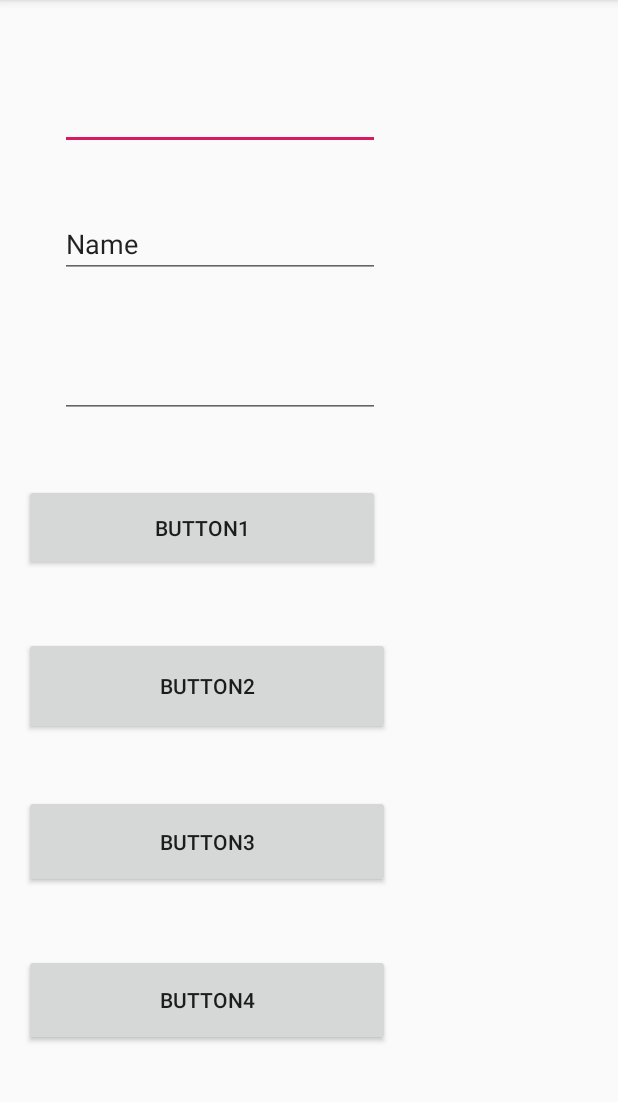
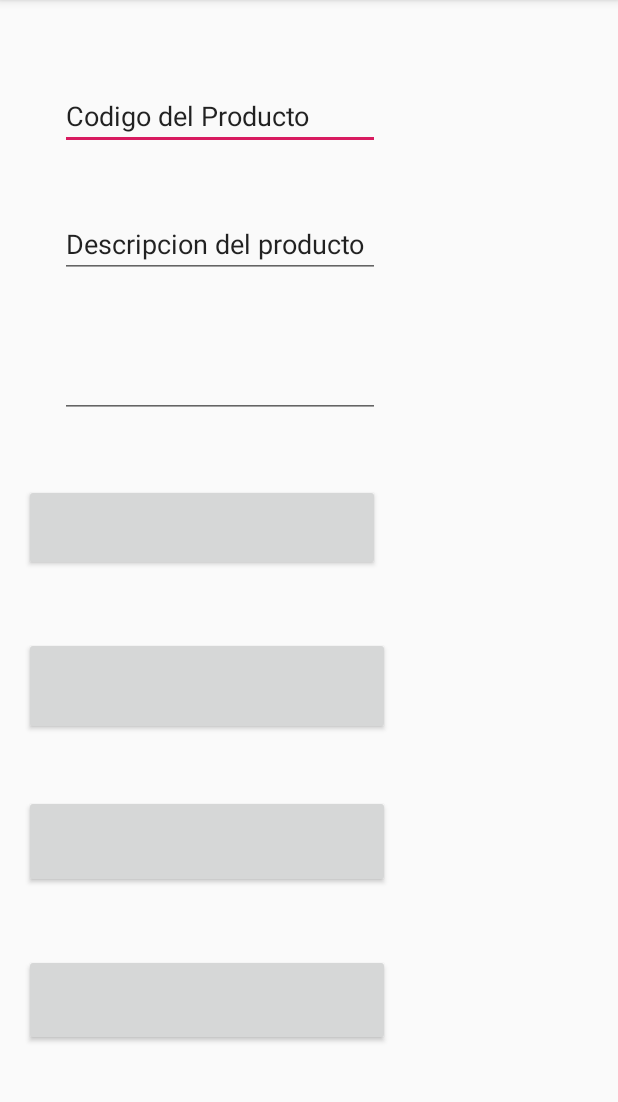
Before and after one commit to Francocambursano/DataBasePared, an Android app: the pared screen opened directly, with no data from a screen before it, on a phone screen of 412 x 824 dp, the part 84-1186 px from its top. Run offline under Robolectric (Android 15) with nearby library versions, the phone set to English and light mode, and no system bars.

Commit message:
version base de datos

```diff
--- a/app/src/main/res/layout/activity_pared.xml
+++ b/app/src/main/res/layout/activity_pared.xml
@@ -15,14 +15,16 @@
         android:layout_marginTop="52dp"
         android:ems="10"
         android:inputType="number"
+        android:text="@string/txt_codigo"
         app:layout_constraintBottom_toBottomOf="parent"
         app:layout_constraintEnd_toEndOf="parent"
         app:layout_constraintHorizontal_bias="0.048"
         app:layout_constraintStart_toStartOf="parent"
         app:layout_constraintTop_toTopOf="parent"
         app:layout_constraintVertical_bias="0.004"
+        tools:text="@string/txt_codigo"
         tools:ignore="Autofill"
-        tools:text="@string/txt_codigo" />
+        />
 
     <EditText
         android:id="@+id/txt_descripcion"
@@ -33,7 +35,7 @@
         android:layout_marginTop="40dp"
         android:ems="10"
         android:inputType="textPersonName"
-        android:text="Name"
+        android:text="@string/txt_descripcion"
         app:layout_constraintStart_toStartOf="parent"
         app:layout_constraintTop_toBottomOf="@+id/txt_codigo"
         tools:text="@string/txt_descripcion"
@@ -61,11 +63,9 @@
         android:layout_marginLeft="16dp"
         android:layout_marginTop="44dp"
         android:onClick="Registrar"
-        android:text="Button1"
         app:layout_constraintStart_toStartOf="parent"
         app:layout_constraintTop_toBottomOf="@+id/txt_precio"
-        tools:text="@string/BontonRegistrar"
-        tools:ignore="Autofill"/>
+        tools:text="@string/BotonRegistrar" />
 
     <Button
         android:id="@+id/button2"
@@ -75,11 +75,9 @@
         android:layout_marginLeft="16dp"
         android:layout_marginTop="44dp"
         android:onClick="Buscar"
-        android:text="Button2"
         app:layout_constraintStart_toStartOf="parent"
         app:layout_constraintTop_toBottomOf="@+id/button"
-        tools:text="@string/BotonBuscar"
-        tools:ignore="Autofill"/>
+        tools:text="@string/BotonBuscar" />
 
     <Button
         android:id="@+id/button3"
@@ -89,7 +87,6 @@
         android:layout_marginLeft="16dp"
         android:layout_marginTop="40dp"
         android:onClick="Modificar"
-        android:text="Button3"
         app:layout_constraintStart_toStartOf="parent"
         app:layout_constraintTop_toBottomOf="@+id/button2"
         tools:text="@string/BotonModificar" />
@@ -102,7 +99,6 @@
         android:layout_marginLeft="16dp"
         android:layout_marginTop="44dp"
         android:onClick="Eliminar"
-        android:text="Button4"
         app:layout_constraintStart_toStartOf="parent"
         app:layout_constraintTop_toBottomOf="@+id/button3"
         tools:text="@string/BotonEliminar" />
--- a/app/src/main/res/values/strings.xml
+++ b/app/src/main/res/values/strings.xml
@@ -14,7 +14,7 @@
     <string name="txt_codigo">Codigo del Producto</string>
     <string name="txt_descripcion">Descripcion del producto</string>
     <string name="txt_precio">Precio del Producto</string>
-    <string name="BontonRegistrar">Registrar Producto</string>
+    <string name="BotonRegistrar">Registrar Producto</string>
     <string name="BotonBuscar">Buscar Producto</string>
     <string name="BotonEliminar">Eliminar Producto</string>
     <string name="BotonModificar">Moficiar Producto</string>
```
Also changed, not shown: app/src/main/res/layout/activity_main.xml (+9 -8 lines).
